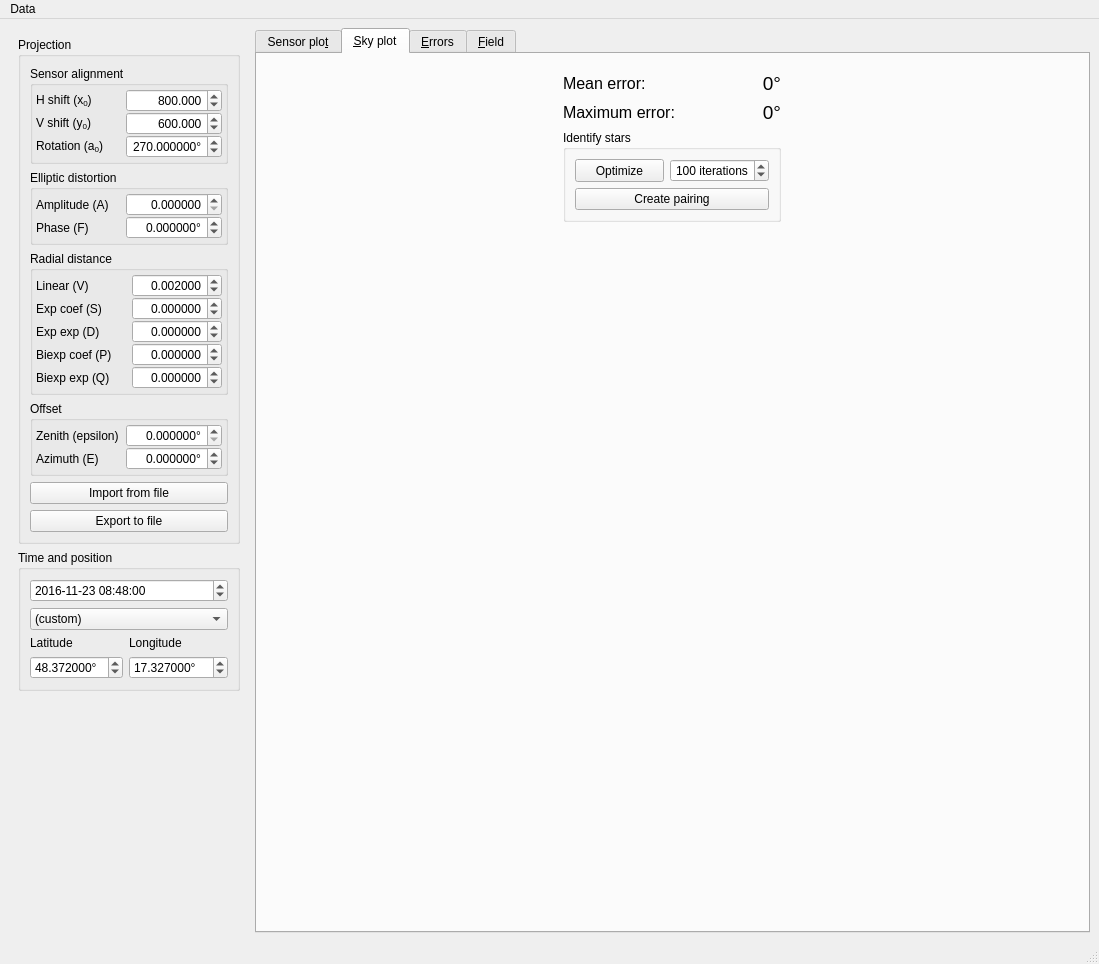
The window that ui/main.ui (AMOS-uniba/vasco) describes before a commit, drawn with Qt 5.
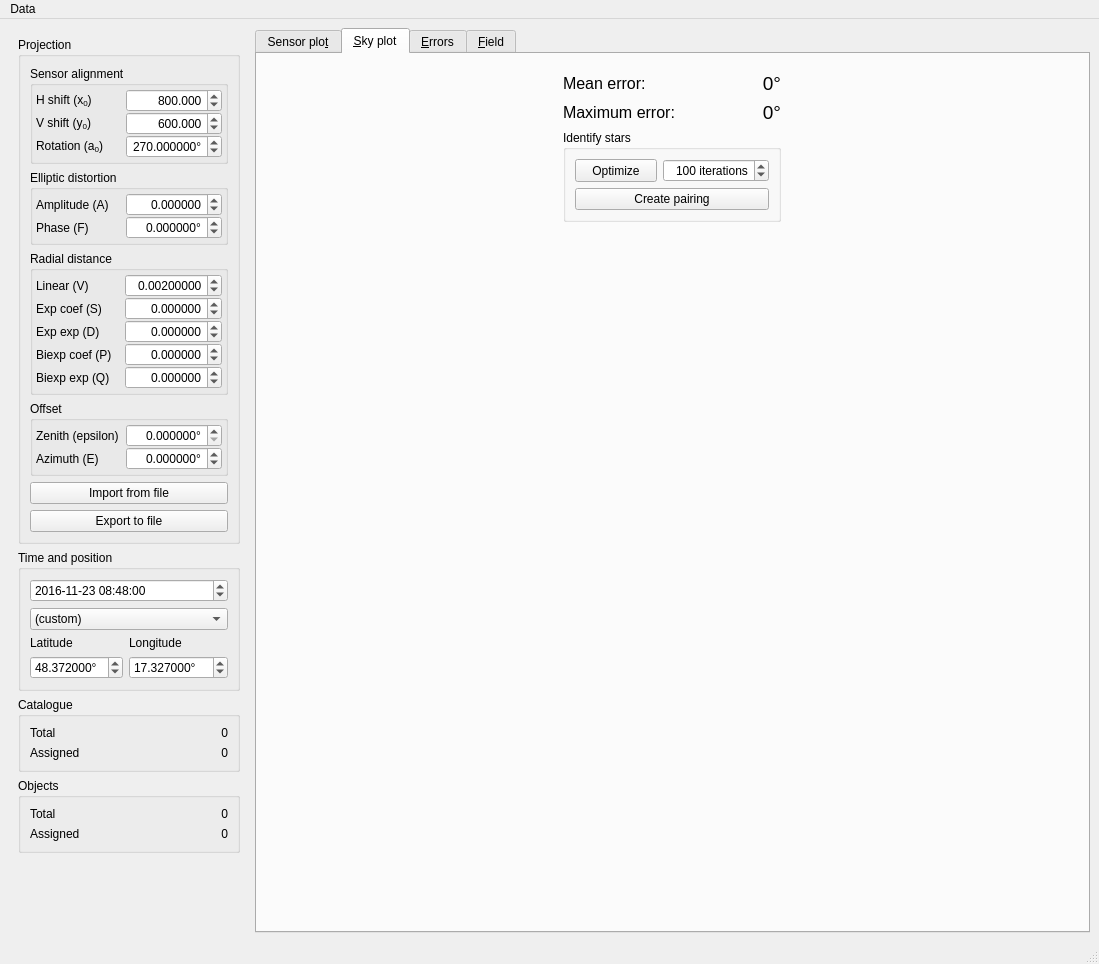
The same window after the commit. The open tabs and pages were chosen to show the change.

What changed in the file:
```diff
--- a/ui/main.ui
+++ b/ui/main.ui
@@ -204,6 +204,9 @@
                <property name="decimals">
                 <number>6</number>
                </property>
+               <property name="minimum">
+                <double>-1.000000000000000</double>
+               </property>
                <property name="maximum">
                 <double>1.000000000000000</double>
                </property>
@@ -284,7 +287,7 @@
                 <set>Qt::AlignRight|Qt::AlignTrailing|Qt::AlignVCenter</set>
                </property>
                <property name="decimals">
-                <number>6</number>
+                <number>8</number>
                </property>
                <property name="minimum">
                 <double>0.000000000000000</double>
@@ -653,6 +656,164 @@
          </layout>
         </widget>
        </item>
+       <item>
+        <widget class="QGroupBox" name="gb_counts">
+         <property name="title">
+          <string>Catalogue</string>
+         </property>
+         <layout class="QGridLayout" name="gridLayout_9">
+          <item row="0" column="0">
+           <widget class="QLabel" name="lx_catalogue_all">
+            <property name="sizePolicy">
+             <sizepolicy hsizetype="Preferred" vsizetype="Maximum">
+              <horstretch>0</horstretch>
+              <verstretch>0</verstretch>
+             </sizepolicy>
+            </property>
+            <property name="text">
+             <string>Total</string>
+            </property>
+           </widget>
+          </item>
+          <item row="0" column="1">
+           <widget class="QLabel" name="lb_catalogue_all">
+            <property name="sizePolicy">
+             <sizepolicy hsizetype="Preferred" vsizetype="Maximum">
+              <horstretch>0</horstretch>
+              <verstretch>0</verstretch>
+             </sizepolicy>
+            </property>
+            <property name="minimumSize">
+             <size>
+              <width>100</width>
+              <height>0</height>
+             </size>
+            </property>
+            <property name="text">
+             <string>0</string>
+            </property>
+            <property name="alignment">
+             <set>Qt::AlignRight|Qt::AlignTrailing|Qt::AlignVCenter</set>
+            </property>
+           </widget>
+          </item>
+          <item row="1" column="0">
+           <widget class="QLabel" name="lx_catalogue_near">
+            <property name="sizePolicy">
+             <sizepolicy hsizetype="Preferred" vsizetype="Maximum">
+              <horstretch>0</horstretch>
+              <verstretch>0</verstretch>
+             </sizepolicy>
+            </property>
+            <property name="text">
+             <string>Assigned</string>
+            </property>
+           </widget>
+          </item>
+          <item row="1" column="1">
+           <widget class="QLabel" name="lb_catalogue_near">
+            <property name="sizePolicy">
+             <sizepolicy hsizetype="Preferred" vsizetype="Maximum">
+              <horstretch>0</horstretch>
+              <verstretch>0</verstretch>
+             </sizepolicy>
+            </property>
+            <property name="minimumSize">
+             <size>
+              <width>100</width>
+              <height>0</height>
+             </size>
+            </property>
+            <property name="text">
+             <string>0</string>
+            </property>
+            <property name="alignment">
+             <set>Qt::AlignRight|Qt::AlignTrailing|Qt::AlignVCenter</set>
+            </property>
+           </widget>
+          </item>
+         </layout>
+        </widget>
+       </item>
+       <item>
+        <widget class="QGroupBox" name="gb_counts_2">
+         <property name="title">
+          <string>Objects</string>
+         </property>
+         <layout class="QGridLayout" name="gridLayout_10">
+          <item row="0" column="0">
+           <widget class="QLabel" name="lx_objects_all">
+            <property name="sizePolicy">
+             <sizepolicy hsizetype="Preferred" vsizetype="Maximum">
+              <horstretch>0</horstretch>
+              <verstretch>0</verstretch>
+             </sizepolicy>
+            </property>
+            <property name="text">
+             <string>Total</string>
+            </property>
+           </widget>
+          </item>
+          <item row="0" column="1">
+           <widget class="QLabel" name="lb_objects_all">
+            <property name="sizePolicy">
+             <sizepolicy hsizetype="Preferred" vsizetype="Maximum">
+              <horstretch>0</horstretch>
+              <verstretch>0</verstretch>
+             </sizepolicy>
+            </property>
+            <property name="minimumSize">
+             <size>
+              <width>100</width>
+              <height>0</height>
+             </size>
+            </property>
+            <property name="text">
+             <string>0</string>
+            </property>
+            <property name="alignment">
+             <set>Qt::AlignRight|Qt::AlignTrailing|Qt::AlignVCenter</set>
+            </property>
+           </widget>
+          </item>
+          <item row="1" column="0">
+           <widget class="QLabel" name="lx_objects_near">
+            <property name="sizePolicy">
+             <sizepolicy hsizetype="Preferred" vsizetype="Maximum">
+              <horstretch>0</horstretch>
+              <verstretch>0</verstretch>
+             </sizepolicy>
+            </property>
+            <property name="text">
+             <string>Assigned</string>
+            </property>
+           </widget>
+          </item>
+          <item row="1" column="1">
+           <widget class="QLabel" name="lb_objects_near">
+            <property name="sizePolicy">
+             <sizepolicy hsizetype="Preferred" vsizetype="Maximum">
+              <horstretch>0</horstretch>
+              <verstretch>0</verstretch>
+             </sizepolicy>
+            </property>
+            <property name="minimumSize">
+             <size>
+              <width>100</width>
+              <height>0</height>
+             </size>
+            </property>
+            <property name="text">
+             <string>0</string>
+            </property>
+            <property name="alignment">
+             <set>Qt::AlignRight|Qt::AlignTrailing|Qt::AlignVCenter</set>
+            </property>
+           </widget>
+          </item>
+         </layout>
+        </widget>
+       </item>
        <item>
         <spacer name="verticalSpacer">
          <property name="orientation">
@@ -773,7 +934,7 @@
                  <number>10</number>
                 </property>
                 <property name="maximum">
-                 <number>200</number>
+                 <number>1000</number>
                 </property>
                 <property name="singleStep">
                  <number>10</number>
```
Left out of the diff: 146 changed lines with no effect on the pictures.
